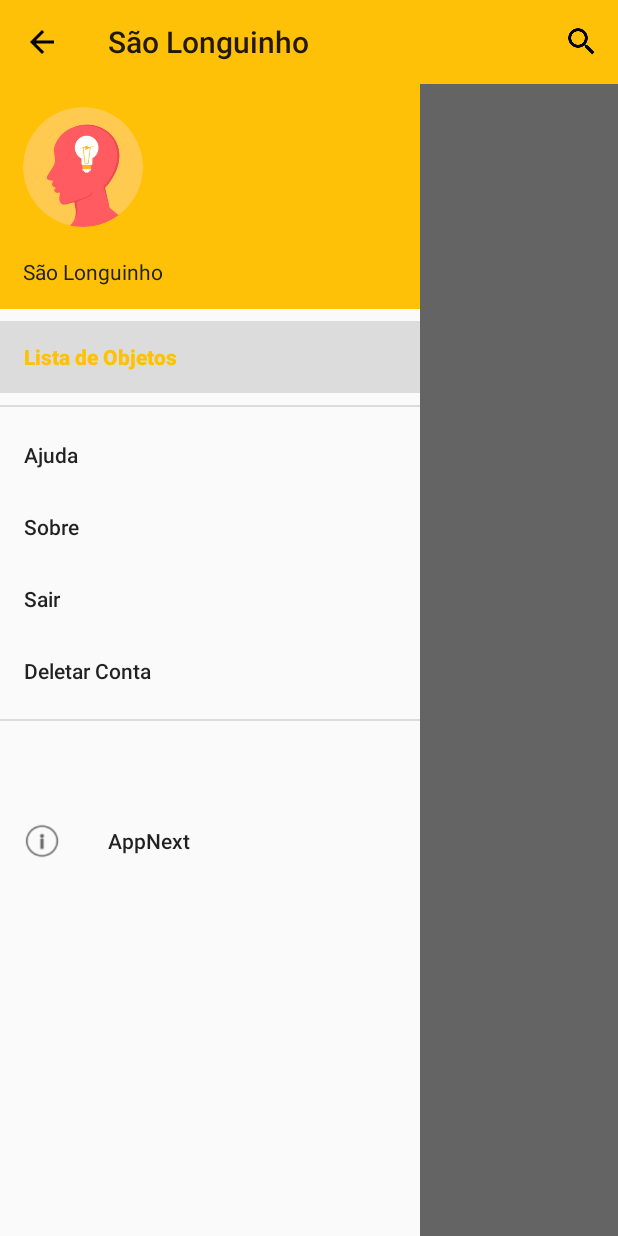
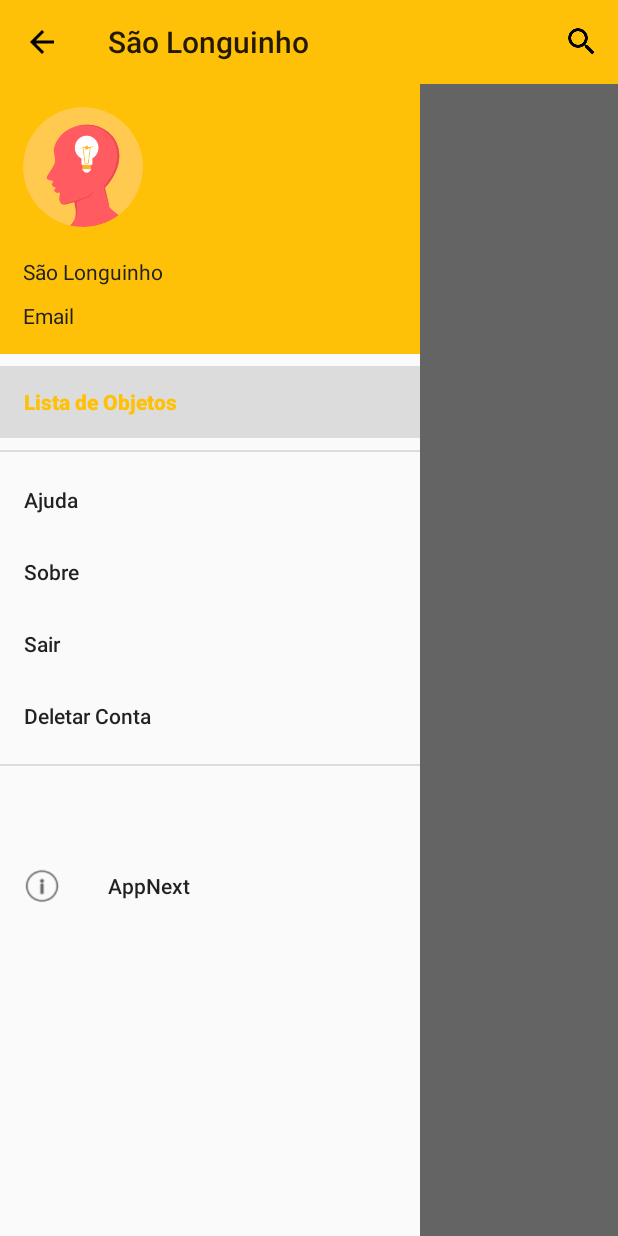
Before and after one commit to FelipeGualberto/Sao-Longuinho-App, an Android app: the screen it shows after launch (MainActivity), with the side drawer open, on a phone screen of 412 x 824 dp. Run offline under Robolectric (Android 15) with nearby library versions, the phone set to English and light mode, and no system bars; our stand-ins replace CircleImageView, data binding; libraries missing offline, so code that uses them is left out: com.appnext.ads, com.appnext.appnextsdk, com.appnext.core, com.facebook, com.facebook.login and 2 more; 8 statements that could not run were skipped.

Commit message:
Fixed small issues

```diff
--- a/app/build.gradle
+++ b/app/build.gradle
@@ -8,15 +8,13 @@ android {
         applicationId "com.org.saolonguinho"
         minSdkVersion 15
         targetSdkVersion 24
-        versionCode 9
-        versionName "1.4"
+        versionCode 10
+        versionName "1.5"
     }
     buildTypes {
         release {
             minifyEnabled false
             proguardFiles getDefaultProguardFile('proguard-android.txt'), 'proguard-rules.pro'
-            signingConfig signingConfigs.config
-            debuggable false
         }
     }
     dataBinding {
--- a/app/src/main/res/layout/nav_header_nav_drawer.xml
+++ b/app/src/main/res/layout/nav_header_nav_drawer.xml
@@ -1,7 +1,7 @@
 <?xml version="1.0" encoding="utf-8"?>
 <LinearLayout xmlns:android="http://schemas.android.com/apk/res/android"
               android:layout_width="match_parent"
-              android:layout_height="150dp"
+              android:layout_height="180dp"
 
               android:background="#FFC107"
               android:orientation="vertical">
@@ -27,5 +27,12 @@
             android:layout_marginTop="20dp"
             android:text="@string/app_name"/>
 
+        <TextView
+            android:id="@+id/user_email"
+            android:layout_width="wrap_content"
+            android:layout_height="wrap_content"
+            android:layout_marginTop="10dp"
+            android:text="Email"/>
+
     </LinearLayout>
 </LinearLayout>
```
Also changed, not shown: app/src/main/java/com/org/saolonguinho/MainActivity.java (+12 -1 lines), app/src/main/java/com/org/saolonguinho/list/ListObjectsFragment.java (+8 -0 lines), 1 other file.
